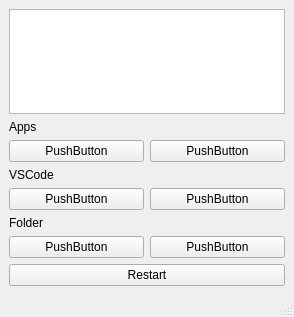
Before: the Qt Designer form views/main_view.ui in ttran0789/tuans_world, drawn with Qt 5.
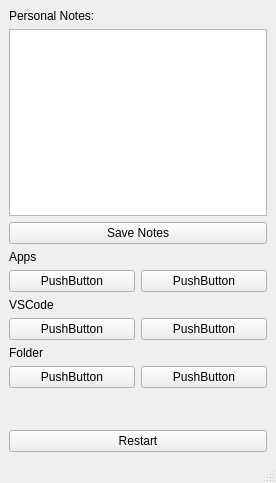
After: the same form once the commit is applied.

```diff
--- a/views/main_view.ui
+++ b/views/main_view.ui
@@ -6,8 +6,8 @@
    <rect>
     <x>0</x>
     <y>0</y>
-    <width>294</width>
-    <height>317</height>
+    <width>276</width>
+    <height>483</height>
    </rect>
   </property>
   <property name="windowTitle">
@@ -20,7 +20,21 @@
       <item>
        <layout class="QVBoxLayout" name="verticalLayout">
         <item>
-         <widget class="QTextEdit" name="textEdit"/>
+         <widget class="QLabel" name="label_4">
+          <property name="text">
+           <string>Personal Notes:</string>
+          </property>
+         </widget>
+        </item>
+        <item>
+         <widget class="QTextEdit" name="textbox_notes"/>
+        </item>
+        <item>
+         <widget class="QPushButton" name="btn_save_notes">
+          <property name="text">
+           <string>Save Notes</string>
+          </property>
+         </widget>
         </item>
         <item>
          <widget class="QLabel" name="label_3">
@@ -107,6 +121,19 @@
         </item>
        </layout>
       </item>
+      <item>
+       <spacer name="verticalSpacer">
+        <property name="orientation">
+         <enum>Qt::Vertical</enum>
+        </property>
+        <property name="sizeHint" stdset="0">
+         <size>
+          <width>20</width>
+          <height>40</height>
+         </size>
+        </property>
+       </spacer>
+      </item>
       <item>
        <widget class="QPushButton" name="btn_restart">
         <property name="text">
```
Left out of the diff: 2 changed lines with no effect on the pictures.
